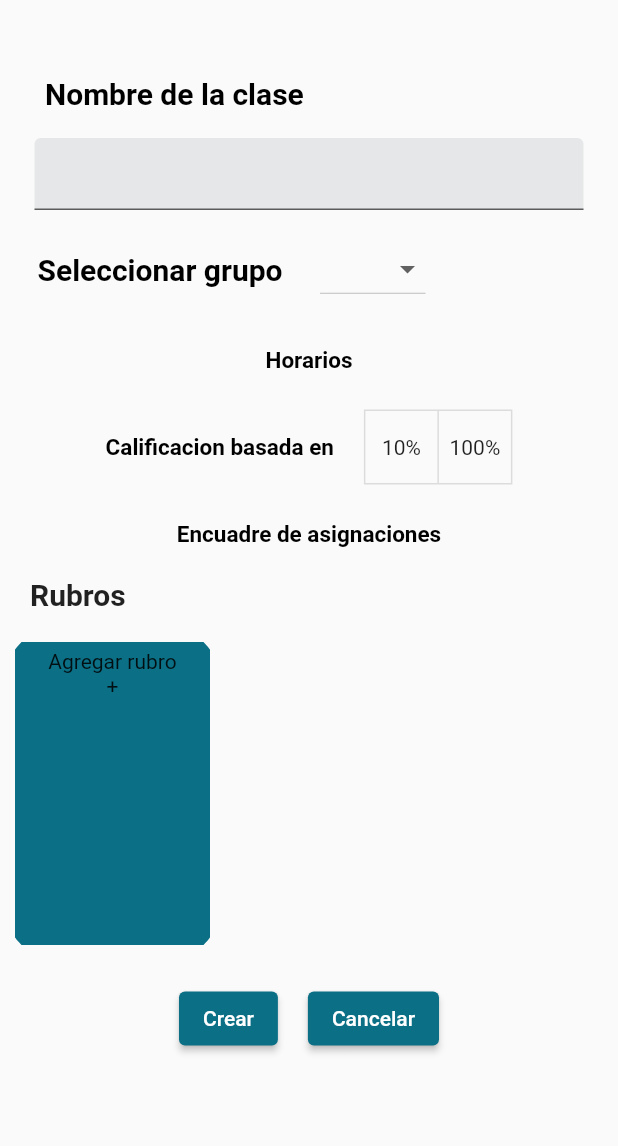
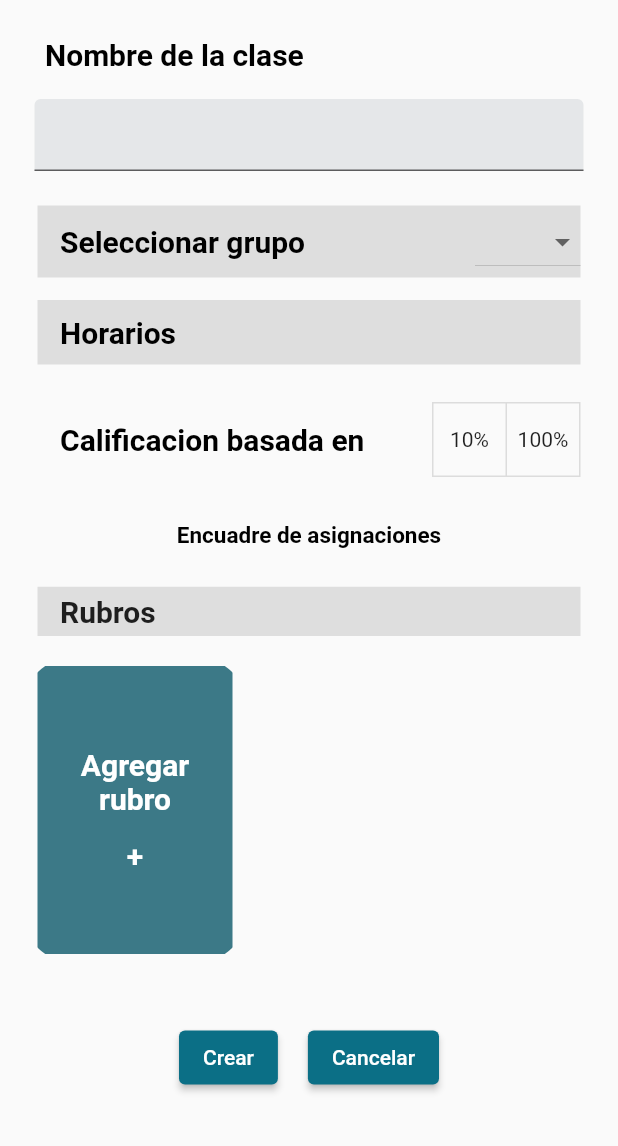
Before and after one commit to yisus44/easy-register, a Flutter app: the screen it shows after launch, on a phone screen of 412 x 824 dp, the part 90-1236 px from its top. Run offline on Flutter 3.47's test engine with Material 2 defaults, Android fonts, the light colour scheme and no system bars; our stand-ins replace dio.

Commit message:
vista crear clase majomenos

```diff
--- a/lib/screens/create_class_screen.dart
+++ b/lib/screens/create_class_screen.dart
@@ -7,6 +7,8 @@ import '../widgets/genericField.dart';
 import '../widgets/genericLabel.dart';
 
 class CreateClassScreen extends StatefulWidget {
+  const CreateClassScreen({Key? key}) : super(key: key);
+
   @override
   State<CreateClassScreen> createState() => _CreateClassScreenState();
 }
@@ -16,7 +18,7 @@ class _CreateClassScreenState extends State<CreateClassScreen> {
 
   final List<String> groups = ["6D", "3F", "Private"];
   String selectedGroup = "6D";
-  final List<CardPayload> cards = [CardPayload("Agregar rubro", "+")];
+  final List<CardPayload> cards = [const CardPayload("Agregar rubro", "+")];
 
   String className = "";
   List<String> students = [];
@@ -53,46 +55,62 @@ class _CreateClassScreenState extends State<CreateClassScreen> {
       child: Column(
         children: [
           GenericField(
-          typeText: true,
+            typeText: false,
             titleText: 'Nombre de la clase',
             customFontSize: 20,
             onChange: getClassName,
           ),
           Padding(
             padding: const EdgeInsets.symmetric(horizontal: 25),
+            child: Container(
+              margin: const EdgeInsets.symmetric(vertical: 15),
+              decoration: BoxDecoration(
+                color: Colors.grey.withOpacity(0.3),
+              ),
               child: Row(
+                mainAxisAlignment: MainAxisAlignment.spaceBetween,
                 children: [
                   const GenericLabel("Seleccionar grupo", 20),
-              Padding(
-                padding: const EdgeInsets.symmetric(horizontal: 25),
-                child: DropdownButton(
+                  DropdownButton(
                     items: groups.map(
                       (val) {
                         return DropdownMenuItem<String>(
                           value: val,
-                          child: Text(val,
-                              style:
-                                  TextStyle(color: Colors.black, fontSize: 15)),
+                          child: Text(
+                            val,
+                            style:const TextStyle(color: Colors.black, fontSize: 15)
+                          ),
                         );
                       },
                     ).toList(),
-                    onChanged: getGroup),
-              )
+                    onChanged: getGroup
+                  ),
                 ],
               ),
             ),
-        GestureDetector(
-          child: const GenericLabel("Horarios", 15),
+          ),
+          Container(
+            width: double.infinity,
+            margin: const EdgeInsets.symmetric(horizontal: 25),
+            padding: const EdgeInsets.symmetric(vertical: 5),
+            decoration: BoxDecoration(
+              color: Colors.grey.withOpacity(0.3),
+            ),
+            child: GestureDetector(
+              child: const GenericLabel("Horarios", 20),
               onTap: selectStudents,
             ),
-        Row(
-          mainAxisAlignment: MainAxisAlignment.center,
+          ),
+          Container(
+            margin: const EdgeInsets.all(10),
+            padding: const EdgeInsets.all(15),
+            child: Row(
+              mainAxisAlignment: MainAxisAlignment.spaceBetween,
               children: [
-            const GenericLabel("Calificacion basada en", 15),
-            Padding(
-              padding: const EdgeInsets.only(left: 20),
-              child: ToggleButtons(
-                children: <Widget>[Text("10%"), Text("100%")],
+                const GenericLabel("Calificacion basada en", 20),
+                ToggleButtons(
+                    children: const <Widget>[Text("10%"),
+                    Text("100%")],
                     isSelected: _selections,
                     onPressed: (int index) {
                       setState(() {
@@ -106,11 +124,14 @@ class _CreateClassScreenState extends State<CreateClassScreen> {
                       });
                     },
                   ),
-            )
               ],
             ),
+          ),
           const GenericLabel("Encuadre de asignaciones", 15),
-        CardSlider(
+          Container(
+            padding: const EdgeInsets.symmetric(vertical: 10),
+            margin: const EdgeInsets.symmetric(vertical: 10),
+            child: CardSlider(
               carouselName: "Rubros",
               cardsCount: cards.length,
               cardPayload: cards,
@@ -125,6 +146,7 @@ class _CreateClassScreenState extends State<CreateClassScreen> {
                     );
                   });
                 },
+            ),
           ),
           Row(
             mainAxisAlignment: MainAxisAlignment.center,
@@ -160,7 +182,7 @@ class _CreateClassScreenState extends State<CreateClassScreen> {
             Padding(
               padding: const EdgeInsets.only(left: 20),
               child: ToggleButtons(
-                children: <Widget>[Text("10%"), Text("100%")],
+                children: const <Widget>[Text("10%"), Text("100%")],
                 isSelected: _selections,
                 onPressed: (int index) {
                   setState(() {
@@ -198,7 +220,8 @@ class _CreateClassScreenState extends State<CreateClassScreen> {
   Widget build(BuildContext context) {
     return Scaffold(
       appBar: const CustomAppBar(
-            "assets/logo_small_transparent.png", "Crear clase"),
+        "assets/logo_small_transparent.png", "Crear clase"
+      ),
       body: OrientationBuilder(
         builder: (context, orientation) {
           return Center(
@@ -207,6 +230,7 @@ class _CreateClassScreenState extends State<CreateClassScreen> {
               : _buildLandscapeContent(),
           );
         },
-        ));
+      )
+    );
   }
 }
--- a/lib/screens/screens.dart
+++ b/lib/screens/screens.dart
@@ -1,4 +1,6 @@
 //importaciones,exportaciones
+
+export 'package:easy_register/screens/add_student_screen.dart';
 
 export 'package:easy_register/screens/class_screen.dart';
 export 'package:easy_register/screens/create_class_screen.dart';
--- a/lib/theme/app_theme.dart
+++ b/lib/theme/app_theme.dart
@@ -13,6 +13,7 @@ class AppTheme{
       elevation: 0
     ),
 
+
   );
   static final ThemeData darkTheme = ThemeData.dark().copyWith(
 
@@ -24,5 +25,4 @@ class AppTheme{
     ),
 
   );
-
 }
--- a/lib/widgets/card_slider.dart
+++ b/lib/widgets/card_slider.dart
@@ -28,11 +28,22 @@ class CardSlider extends StatelessWidget {
       child: Column(
         crossAxisAlignment: CrossAxisAlignment.start,
         children: [
-          Padding(
-            padding: const EdgeInsets.symmetric(horizontal: 20),
+          ClipRRect(
+            borderRadius: BorderRadius.circular(10),
+            child: Container(
+              width: double.infinity,
+              margin: const EdgeInsets.symmetric(horizontal: 25),
+              padding: const EdgeInsets.all(5),
+              decoration:BoxDecoration(
+                color: Colors.grey.withOpacity(0.3),
+              ),
+              child: Padding(
+                padding: const EdgeInsets.symmetric(horizontal: 10),
                 child: Text('${carouselName}',
                     style:
                         const TextStyle(fontSize: 20, fontWeight: FontWeight.bold)),
+              ),
+            ),
           ),
           const SizedBox(height: 5),
           Expanded(
@@ -69,21 +80,44 @@ class _CardPoster extends StatelessWidget {
         onTap: () => {
           if (onTap != null) {onTap!()}
         },
+        child: ClipRRect(
+          borderRadius: BorderRadius.circular(75),
           child: Container(
             width: 130,
             height: 190,
-          color: Color.fromARGB(255, 11, 111, 134),
-          margin: const EdgeInsets.symmetric(horizontal: 10, vertical: 15),
+            color: const Color.fromARGB(255, 12, 89, 106).withOpacity(0.8),
+            margin: const EdgeInsets.symmetric(horizontal: 25, vertical: 15),
             child: Column(
+              mainAxisAlignment: MainAxisAlignment.center,
               children: [
                 const SizedBox(height: 5),
-              Text(cardTitle),
-              Text(
+                Container(
+                  margin: const EdgeInsets.all(5),
+                  child: Text(
+                    cardTitle,
+                    textAlign: TextAlign.center,
+                    style: const TextStyle(
+                      fontSize: 20,
+                      color: Colors.white,
+                      fontWeight: FontWeight.bold
+                      ),
+                  ),
+                ),
+                Container(
+                  margin: const EdgeInsets.all(10),
+                  child: Text(
                     cardDescription,
                     overflow: TextOverflow.ellipsis,
                     textAlign: TextAlign.center,
+                    style: const TextStyle(
+                      fontSize: 20,
+                      color: Colors.white,
+                      fontWeight: FontWeight.bold
+                    ),
                   )
-            ],
+                )
+              ]
+            ),
           ),
         ),
       ),
--- a/lib/widgets/genericLabel.dart
+++ b/lib/widgets/genericLabel.dart
@@ -8,8 +8,10 @@ class GenericLabel extends StatelessWidget {
 
   @override
   Widget build(BuildContext context) {
-    return Padding(
-      padding: const EdgeInsets.symmetric(vertical: 20),
+    return
+      Container(
+        margin: const EdgeInsets.symmetric(horizontal: 10),
+        padding: const EdgeInsets.all(5),
         child: Text(
           '${titleText}',
           style: TextStyle(
--- /dev/null
+++ b/lib/widgets/student_image.dart
@@ -0,0 +1,17 @@
+import 'package:flutter/material.dart';
+
+class StudentImage extends StatefulWidget {
+  const StudentImage({Key? key}) : super(key: key);
+
+  @override
+  State<StudentImage> createState() => _StudentImageState();
+}
+
+class _StudentImageState extends State<StudentImage> {
+  @override
+  Widget build(BuildContext context) {
+    return Container(
+
+    );
+  }
+}
--- a/lib/widgets/widgets.dart
+++ b/lib/widgets/widgets.dart
@@ -1,3 +1,5 @@
+export 'package:easy_register/widgets/student_image.dart';
+
 export 'package:easy_register/widgets/authenticationButton.dart';
 export 'package:easy_register/widgets/authenticationFields.dart';
 export 'package:easy_register/widgets/authenticationLabel.dart';
```
Also changed, not shown: lib/router/app_routes.dart (+6 -6 lines), 2 other files. Lines whose indentation alone changed are shown as unchanged.
